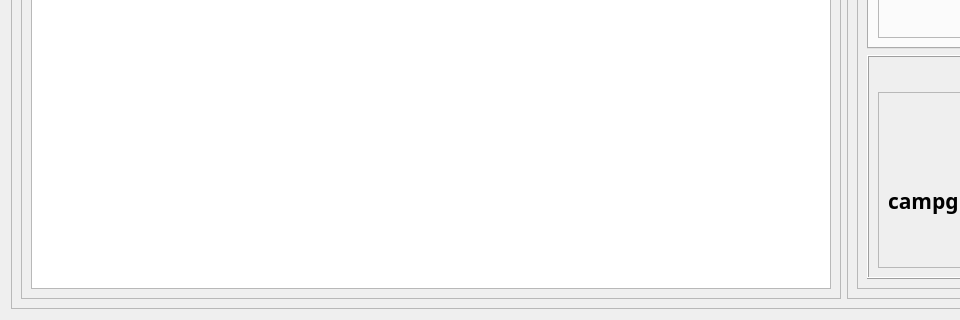
Old version of the form Interface/interface.ui in the repository ProgramPenguin/Laby_Q_Learning; both pictures show x 0 to 960 and y 580 to 900 of the 1250 by 900 pixel window.
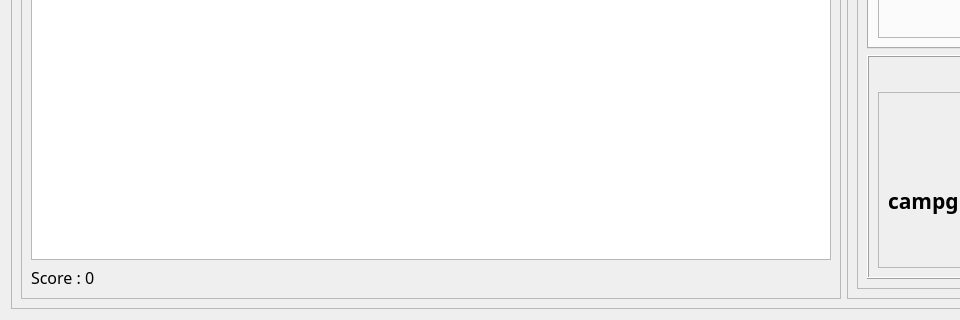
New version of the form.

Commit message: update with arrows from q_tab displayed

What changed in the file:
```diff
--- a/Interface/interface.ui
+++ b/Interface/interface.ui
@@ -37,7 +37,7 @@
         <property name="frameShadow">
          <enum>QFrame::Raised</enum>
         </property>
-        <layout class="QHBoxLayout" name="horizontalLayout_2">
+        <layout class="QVBoxLayout" name="verticalLayout_6">
          <item>
           <widget class="QGraphicsView" name="graphicsView_laby">
            <property name="minimumSize">
@@ -48,6 +48,25 @@
            </property>
           </widget>
          </item>
+         <item>
+          <widget class="QLabel" name="label_score">
+           <property name="minimumSize">
+            <size>
+             <width>0</width>
+             <height>20</height>
+            </size>
+           </property>
+           <property name="font">
+            <font>
+             <family>Font Awesome 5 Brands Regular</family>
+             <pointsize>12</pointsize>
+            </font>
+           </property>
+           <property name="text">
+            <string>&lt;html&gt;&lt;head/&gt;&lt;body&gt;&lt;p&gt;Score : 0&lt;/p&gt;&lt;/body&gt;&lt;/html&gt;</string>
+           </property>
+          </widget>
+         </item>
         </layout>
        </widget>
       </item>
```
The commit also changes 1 other file.
